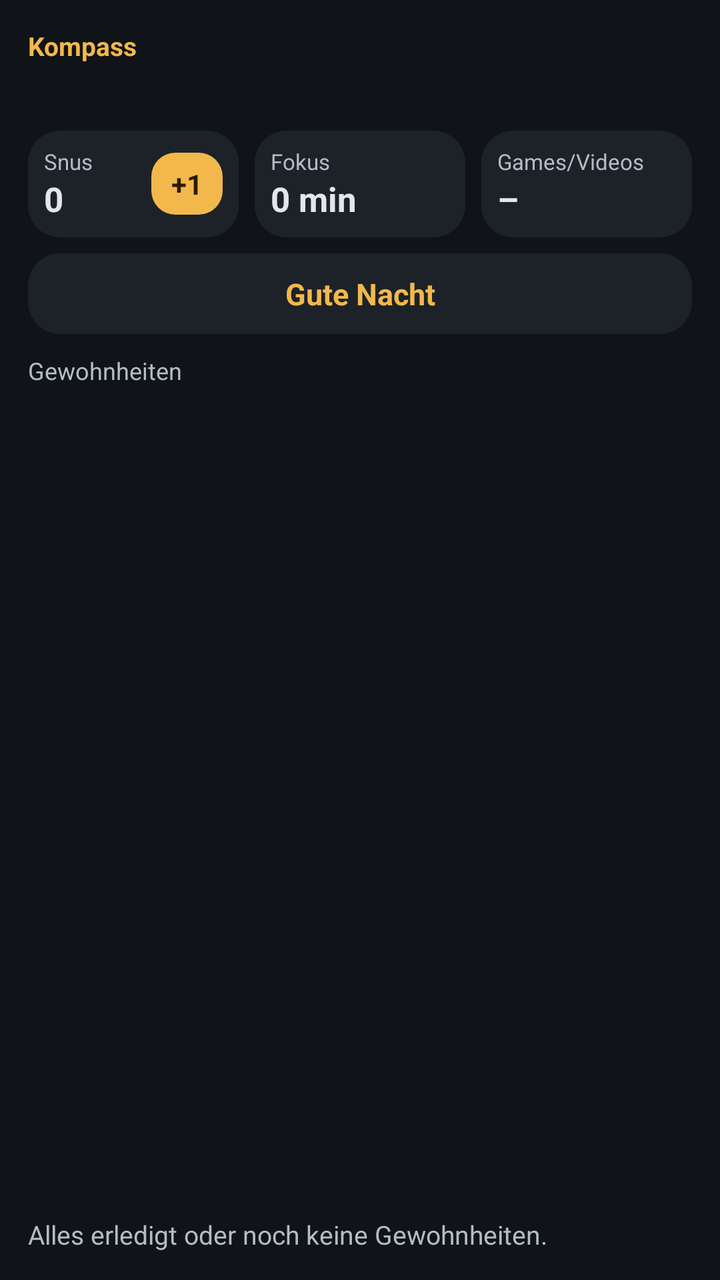
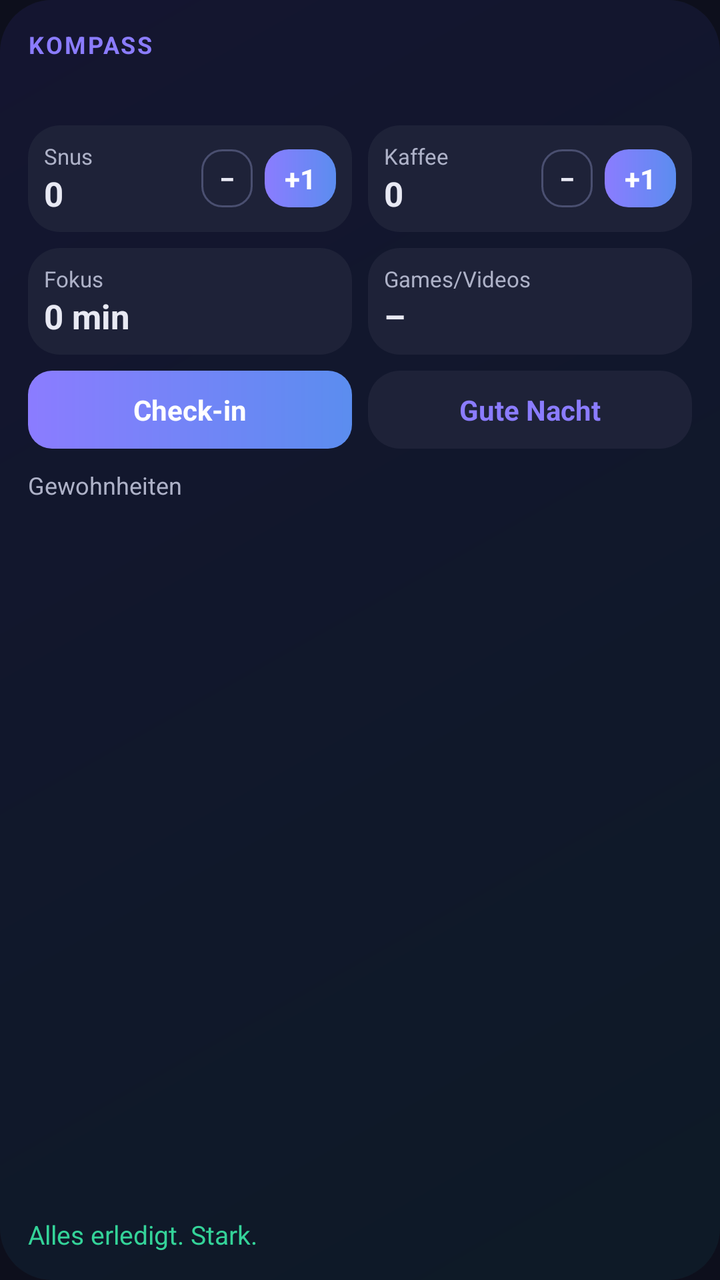

Before-and-after screenshots of an Android layout around one commit, followed by the original layout XML and the change that was made.
<!-- AndroidManifest.xml: application theme Theme.Kompass -->
<!-- res/layout/widget_kompass.xml -->
<?xml version="1.0" encoding="utf-8"?>
<LinearLayout xmlns:android="http://schemas.android.com/apk/res/android"
    android:id="@+id/w_root"
    android:layout_width="match_parent"
    android:layout_height="match_parent"
    android:background="@drawable/widget_bg"
    android:orientation="vertical"
    android:padding="14dp">

    <TextView
        android:id="@+id/w_title"
        android:layout_width="match_parent"
        android:layout_height="wrap_content"
        android:textColor="#FFF2B84B"
        android:textSize="13sp"
        android:textStyle="bold"
        android:maxLines="1"
        android:text="Kompass" />

    <TextView
        android:id="@+id/w_sub"
        android:layout_width="match_parent"
        android:layout_height="wrap_content"
        android:textColor="#FFE3E6EA"
        android:textSize="16sp"
        android:maxLines="2"
        android:paddingTop="2dp"
        android:text="" />

    <LinearLayout
        android:id="@+id/w_stats"
        android:layout_width="match_parent"
        android:layout_height="wrap_content"
        android:orientation="horizontal"
        android:paddingTop="10dp">

        <LinearLayout
            android:id="@+id/w_snus_box"
            android:layout_width="0dp"
            android:layout_height="wrap_content"
            android:layout_weight="1"
            android:background="@drawable/widget_card"
            android:orientation="horizontal"
            android:gravity="center_vertical"
            android:padding="8dp">
            <LinearLayout
                android:layout_width="0dp"
                android:layout_height="wrap_content"
                android:layout_weight="1"
                android:orientation="vertical">
                <TextView android:layout_width="wrap_content" android:layout_height="wrap_content"
                    android:text="Snus" android:textColor="#FFB4BCC5" android:textSize="11sp" />
                <TextView android:id="@+id/w_snus" android:layout_width="wrap_content" android:layout_height="wrap_content"
                    android:text="0" android:textColor="#FFE3E6EA" android:textSize="17sp" android:textStyle="bold" />
            </LinearLayout>
            <TextView
                android:id="@+id/w_snus_add"
                android:layout_width="wrap_content"
                android:layout_height="wrap_content"
                android:background="@drawable/btn_accent"
                android:paddingStart="10dp" android:paddingEnd="10dp"
                android:paddingTop="6dp" android:paddingBottom="6dp"
                android:text="+1" android:textColor="#FF2A1C00" android:textStyle="bold" android:textSize="14sp" />
        </LinearLayout>

        <LinearLayout
            android:id="@+id/w_focus_box"
            android:layout_width="0dp"
            android:layout_height="wrap_content"
            android:layout_weight="1"
            android:layout_marginStart="8dp"
            android:background="@drawable/widget_card"
            android:orientation="vertical"
            android:padding="8dp">
            <TextView android:layout_width="wrap_content" android:layout_height="wrap_content"
                android:text="Fokus" android:textColor="#FFB4BCC5" android:textSize="11sp" />
            <TextView android:id="@+id/w_focus" android:layout_width="wrap_content" android:layout_height="wrap_content"
                android:text="0 min" android:textColor="#FFE3E6EA" android:textSize="17sp" android:textStyle="bold" android:maxLines="1" />
        </LinearLayout>

        <LinearLayout
            android:id="@+id/w_screen_box"
            android:layout_width="0dp"
            android:layout_height="wrap_content"
            android:layout_weight="1"
            android:layout_marginStart="8dp"
            android:background="@drawable/widget_card"
            android:orientation="vertical"
            android:padding="8dp">
            <TextView android:layout_width="wrap_content" android:layout_height="wrap_content"
                android:text="Games/Videos" android:textColor="#FFB4BCC5" android:textSize="11sp" android:maxLines="1" />
            <TextView android:id="@+id/w_screen" android:layout_width="wrap_content" android:layout_height="wrap_content"
                android:text="–" android:textColor="#FFE3E6EA" android:textSize="17sp" android:textStyle="bold" android:maxLines="1" />
        </LinearLayout>
    </LinearLayout>

    <TextView
        android:id="@+id/w_sleep_btn"
        android:layout_width="match_parent"
        android:layout_height="wrap_content"
        android:layout_marginTop="8dp"
        android:background="@drawable/widget_card"
        android:gravity="center"
        android:padding="10dp"
        android:text="Gute Nacht"
        android:textColor="#FFF2B84B"
        android:textSize="15sp"
        android:textStyle="bold" />

    <TextView
        android:id="@+id/w_habits_head"
        android:layout_width="match_parent"
        android:layout_height="wrap_content"
        android:paddingTop="10dp"
        android:paddingBottom="4dp"
        android:text="Gewohnheiten"
        android:textColor="#FFB4BCC5"
        android:textSize="12sp" />

    <ListView
        android:id="@+id/w_list"
        android:layout_width="match_parent"
        android:layout_height="0dp"
        android:layout_weight="1"
        android:divider="#FF333B43"
        android:dividerHeight="1dp" />

    <TextView
        android:id="@+id/w_empty"
        android:layout_width="match_parent"
        android:layout_height="wrap_content"
        android:text="Alles erledigt oder noch keine Gewohnheiten."
        android:textColor="#FFB4BCC5"
        android:textSize="13sp" />
</LinearLayout>
<!-- resources referenced by this layout -->
<resources>
  <!-- drawable btn_accent (drawable) -->
  <?xml version="1.0" encoding="utf-8"?>
  <shape xmlns:android="http://schemas.android.com/apk/res/android" android:shape="rectangle">
      <solid android:color="#FFF2B84B" />
      <corners android:radius="12dp" />
  </shape>
  <!-- drawable widget_bg (drawable) -->
  <?xml version="1.0" encoding="utf-8"?>
  <shape xmlns:android="http://schemas.android.com/apk/res/android" android:shape="rectangle">
      <solid android:color="#F2101418" />
      <corners android:radius="24dp" />
  </shape>
  <!-- drawable widget_card (drawable) -->
  <?xml version="1.0" encoding="utf-8"?>
  <shape xmlns:android="http://schemas.android.com/apk/res/android" android:shape="rectangle">
      <solid android:color="#FF1C2228" />
      <corners android:radius="16dp" />
  </shape>
  <style name="Theme.Kompass" parent="android:Theme.Material.NoActionBar">
          <item name="android:windowBackground">@color/bg</item>
          <item name="android:statusBarColor">@android:color/transparent</item>
          <item name="android:navigationBarColor">@android:color/transparent</item>
      </style>
  <color name="bg">#FF101418</color>
</resources>

<!-- the commit's change to res/layout/widget_kompass.xml (unified diff, before → after) -->
@@ -11,24 +11,26 @@
         android:id="@+id/w_title"
         android:layout_width="match_parent"
         android:layout_height="wrap_content"
-        android:textColor="#FFF2B84B"
-        android:textSize="13sp"
+        android:textColor="@color/w_accent"
+        android:textSize="12sp"
         android:textStyle="bold"
+        android:letterSpacing="0.08"
         android:maxLines="1"
-        android:text="Kompass" />
+        android:text="KOMPASS" />
 
     <TextView
         android:id="@+id/w_sub"
         android:layout_width="match_parent"
         android:layout_height="wrap_content"
-        android:textColor="#FFE3E6EA"
-        android:textSize="16sp"
+        android:textColor="@color/w_text"
+        android:textSize="15sp"
         android:maxLines="2"
         android:paddingTop="2dp"
         android:text="" />
 
+    
     <LinearLayout
-        android:id="@+id/w_stats"
+        android:id="@+id/w_quick"
         android:layout_width="match_parent"
         android:layout_height="wrap_content"
         android:orientation="horizontal"
@@ -49,63 +51,139 @@
                 android:layout_weight="1"
                 android:orientation="vertical">
                 <TextView android:layout_width="wrap_content" android:layout_height="wrap_content"
-                    android:text="Snus" android:textColor="#FFB4BCC5" android:textSize="11sp" />
+                    android:text="Snus" android:textColor="@color/w_muted" android:textSize="11sp" />
                 <TextView android:id="@+id/w_snus" android:layout_width="wrap_content" android:layout_height="wrap_content"
-                    android:text="0" android:textColor="#FFE3E6EA" android:textSize="17sp" android:textStyle="bold" />
+                    android:text="0" android:textColor="@color/w_text" android:textSize="17sp" android:textStyle="bold" />
             </LinearLayout>
             <TextView
+                android:id="@+id/w_snus_minus"
+                android:layout_width="wrap_content"
+                android:layout_height="wrap_content"
+                android:background="@drawable/chip_off"
+                android:paddingStart="9dp" android:paddingEnd="9dp"
+                android:paddingTop="5dp" android:paddingBottom="5dp"
+                android:text="−" android:textColor="@color/w_text" android:textStyle="bold" android:textSize="14sp" />
+            <TextView
                 android:id="@+id/w_snus_add"
                 android:layout_width="wrap_content"
                 android:layout_height="wrap_content"
+                android:layout_marginStart="6dp"
                 android:background="@drawable/btn_accent"
                 android:paddingStart="10dp" android:paddingEnd="10dp"
-                android:paddingTop="6dp" android:paddingBottom="6dp"
-                android:text="+1" android:textColor="#FF2A1C00" android:textStyle="bold" android:textSize="14sp" />
-        </LinearLayout>
+                android:paddingTop="5dp" android:paddingBottom="5dp"
+                android:text="+1" android:textColor="#FFFFFFFF" android:textStyle="bold" android:textSize="14sp" />
+        </LinearLayout>
+
+        <LinearLayout
+            android:id="@+id/w_coffee_box"
+            android:layout_width="0dp"
+            android:layout_height="wrap_content"
+            android:layout_weight="1"
+            android:layout_marginStart="8dp"
+            android:background="@drawable/widget_card"
+            android:orientation="horizontal"
+            android:gravity="center_vertical"
+            android:padding="8dp">
+            <LinearLayout
+                android:layout_width="0dp"
+                android:layout_height="wrap_content"
+                android:layout_weight="1"
+                android:orientation="vertical">
+                <TextView android:layout_width="wrap_content" android:layout_height="wrap_content"
+                    android:text="Kaffee" android:textColor="@color/w_muted" android:textSize="11sp" />
+                <TextView android:id="@+id/w_coffee" android:layout_width="wrap_content" android:layout_height="wrap_content"
+                    android:text="0" android:textColor="@color/w_text" android:textSize="17sp" android:textStyle="bold" />
+            </LinearLayout>
+            <TextView
+                android:id="@+id/w_coffee_minus"
+                android:layout_width="wrap_content"
+                android:layout_height="wrap_content"
+                android:background="@drawable/chip_off"
+                android:paddingStart="9dp" android:paddingEnd="9dp"
+                android:paddingTop="5dp" android:paddingBottom="5dp"
+                android:text="−" android:textColor="@color/w_text" android:textStyle="bold" android:textSize="14sp" />
+            <TextView
+                android:id="@+id/w_coffee_add"
+                android:layout_width="wrap_content"
+                android:layout_height="wrap_content"
+                android:layout_marginStart="6dp"
+                android:background="@drawable/btn_accent"
+                android:paddingStart="10dp" android:paddingEnd="10dp"
+                android:paddingTop="5dp" android:paddingBottom="5dp"
+                android:text="+1" android:textColor="#FFFFFFFF" android:textStyle="bold" android:textSize="14sp" />
+        </LinearLayout>
+    </LinearLayout>
+
+    <LinearLayout
+        android:id="@+id/w_stats"
+        android:layout_width="match_parent"
+        android:layout_height="wrap_content"
+        android:orientation="horizontal"
+        android:paddingTop="8dp">
 
         <LinearLayout
             android:id="@+id/w_focus_box"
             android:layout_width="0dp"
             android:layout_height="wrap_content"
             android:layout_weight="1"
+            android:background="@drawable/widget_card"
+            android:orientation="vertical"
+            android:padding="8dp">
+            <TextView android:layout_width="wrap_content" android:layout_height="wrap_content"
+                android:text="Fokus" android:textColor="@color/w_muted" android:textSize="11sp" />
+            <TextView android:id="@+id/w_focus" android:layout_width="wrap_content" android:layout_height="wrap_content"
+                android:text="0 min" android:textColor="@color/w_text" android:textSize="17sp" android:textStyle="bold" android:maxLines="1" />
+        </LinearLayout>
+
+        <LinearLayout
+            android:id="@+id/w_screen_box"
+            android:layout_width="0dp"
+            android:layout_height="wrap_content"
+            android:layout_weight="1"
             android:layout_marginStart="8dp"
             android:background="@drawable/widget_card"
             android:orientation="vertical"
             android:padding="8dp">
             <TextView android:layout_width="wrap_content" android:layout_height="wrap_content"
-                android:text="Fokus" android:textColor="#FFB4BCC5" android:textSize="11sp" />
-            <TextView android:id="@+id/w_focus" android:layout_width="wrap_content" android:layout_height="wrap_content"
-                android:text="0 min" android:textColor="#FFE3E6EA" android:textSize="17sp" android:textStyle="bold" android:maxLines="1" />
-        </LinearLayout>
-
-        <LinearLayout
-            android:id="@+id/w_screen_box"
-            android:layout_width="0dp"
-            android:layout_height="wrap_content"
-            android:layout_weight="1"
-            android:layout_marginStart="8dp"
-            android:background="@drawable/widget_card"
-            android:orientation="vertical"
-            android:padding="8dp">
-            <TextView android:layout_width="wrap_content" android:layout_height="wrap_content"
-                android:text="Games/Videos" android:textColor="#FFB4BCC5" android:textSize="11sp" android:maxLines="1" />
+                android:text="Games/Videos" android:textColor="@color/w_muted" android:textSize="11sp" android:maxLines="1" />
             <TextView android:id="@+id/w_screen" android:layout_width="wrap_content" android:layout_height="wrap_content"
-                android:text="–" android:textColor="#FFE3E6EA" android:textSize="17sp" android:textStyle="bold" android:maxLines="1" />
+                android:text="–" android:textColor="@color/w_text" android:textSize="17sp" android:textStyle="bold" android:maxLines="1" />
         </LinearLayout>
     </LinearLayout>
 
-    <TextView
-        android:id="@+id/w_sleep_btn"
-        android:layout_width="match_parent"
-        android:layout_height="wrap_content"
-        android:layout_marginTop="8dp"
-        android:background="@drawable/widget_card"
-        android:gravity="center"
-        android:padding="10dp"
-        android:text="Gute Nacht"
-        android:textColor="#FFF2B84B"
-        android:textSize="15sp"
-        android:textStyle="bold" />
+    <LinearLayout
+        android:layout_width="match_parent"
+        android:layout_height="wrap_content"
+        android:orientation="horizontal"
+        android:layout_marginTop="8dp">
+        <TextView
+            android:id="@+id/w_brief_btn"
+            android:layout_width="0dp"
+            android:layout_height="wrap_content"
+            android:layout_weight="1"
+            android:layout_marginEnd="8dp"
+            android:background="@drawable/btn_accent"
+            android:gravity="center"
+            android:padding="10dp"
+            android:maxLines="1"
+            android:text="Check-in"
+            android:textColor="#FFFFFFFF"
+            android:textSize="14sp"
+            android:textStyle="bold" />
+        <TextView
+            android:id="@+id/w_sleep_btn"
+            android:layout_width="0dp"
+            android:layout_height="wrap_content"
+            android:layout_weight="1"
+            android:background="@drawable/widget_card"
+            android:gravity="center"
+            android:padding="10dp"
+            android:maxLines="1"
+            android:text="Gute Nacht"
+            android:textColor="@color/w_accent"
+            android:textSize="14sp"
+            android:textStyle="bold" />
+    </LinearLayout>
 
     <TextView
         android:id="@+id/w_habits_head"
@@ -114,7 +192,7 @@
         android:paddingTop="10dp"
         android:paddingBottom="4dp"
         android:text="Gewohnheiten"
-        android:textColor="#FFB4BCC5"
+        android:textColor="@color/w_muted"
         android:textSize="12sp" />
 
     <ListView
@@ -122,14 +200,14 @@
         android:layout_width="match_parent"
         android:layout_height="0dp"
         android:layout_weight="1"
-        android:divider="#FF333B43"
+        android:divider="#FF2C3050"
         android:dividerHeight="1dp" />
 
     <TextView
         android:id="@+id/w_empty"
         android:layout_width="match_parent"
         android:layout_height="wrap_content"
-        android:text="Alles erledigt oder noch keine Gewohnheiten."
-        android:textColor="#FFB4BCC5"
+        android:text="Alles erledigt. Stark."
+        android:textColor="@color/w_good"
         android:textSize="13sp" />
 </LinearLayout>
<!-- resource entries referenced after the edit -->
@@ -1,21 +1,32 @@
 <!-- resources referenced by this layout -->
 <resources>
+  <color name="w_accent">#FF8B7CFF</color>
+  <color name="w_good">#FF34D399</color>
+  <color name="w_muted">#FFAEB2C8</color>
+  <color name="w_text">#FFE8E9F3</color>
   <!-- drawable btn_accent (drawable) -->
   <?xml version="1.0" encoding="utf-8"?>
   <shape xmlns:android="http://schemas.android.com/apk/res/android" android:shape="rectangle">
-      <solid android:color="#FFF2B84B" />
+      <gradient android:startColor="#FF8B7CFF" android:endColor="#FF5B8DEF" android:angle="0" />
       <corners android:radius="12dp" />
+  </shape>
+  <!-- drawable chip_off (drawable) -->
+  <?xml version="1.0" encoding="utf-8"?>
+  <shape xmlns:android="http://schemas.android.com/apk/res/android" android:shape="rectangle">
+      <solid android:color="#00000000" />
+      <stroke android:width="1dp" android:color="#FF4A4F70" />
+      <corners android:radius="10dp" />
   </shape>
   <!-- drawable widget_bg (drawable) -->
   <?xml version="1.0" encoding="utf-8"?>
   <shape xmlns:android="http://schemas.android.com/apk/res/android" android:shape="rectangle">
-      <solid android:color="#F2101418" />
-      <corners android:radius="24dp" />
+      <gradient android:startColor="#F5141530" android:endColor="#F50D1A26" android:angle="315" />
+      <corners android:radius="26dp" />
   </shape>
   <!-- drawable widget_card (drawable) -->
   <?xml version="1.0" encoding="utf-8"?>
   <shape xmlns:android="http://schemas.android.com/apk/res/android" android:shape="rectangle">
-      <solid android:color="#FF1C2228" />
+      <solid android:color="#FF1E2238" />
       <corners android:radius="16dp" />
   </shape>
   <style name="Theme.Kompass" parent="android:Theme.Material.NoActionBar">
@@ -23,6 +34,6 @@
           <item name="android:statusBarColor">@android:color/transparent</item>
           <item name="android:navigationBarColor">@android:color/transparent</item>
       </style>
-  <color name="bg">#FF101418</color>
+  <color name="bg">#FF0D0F1C</color>
 </resources>
 
